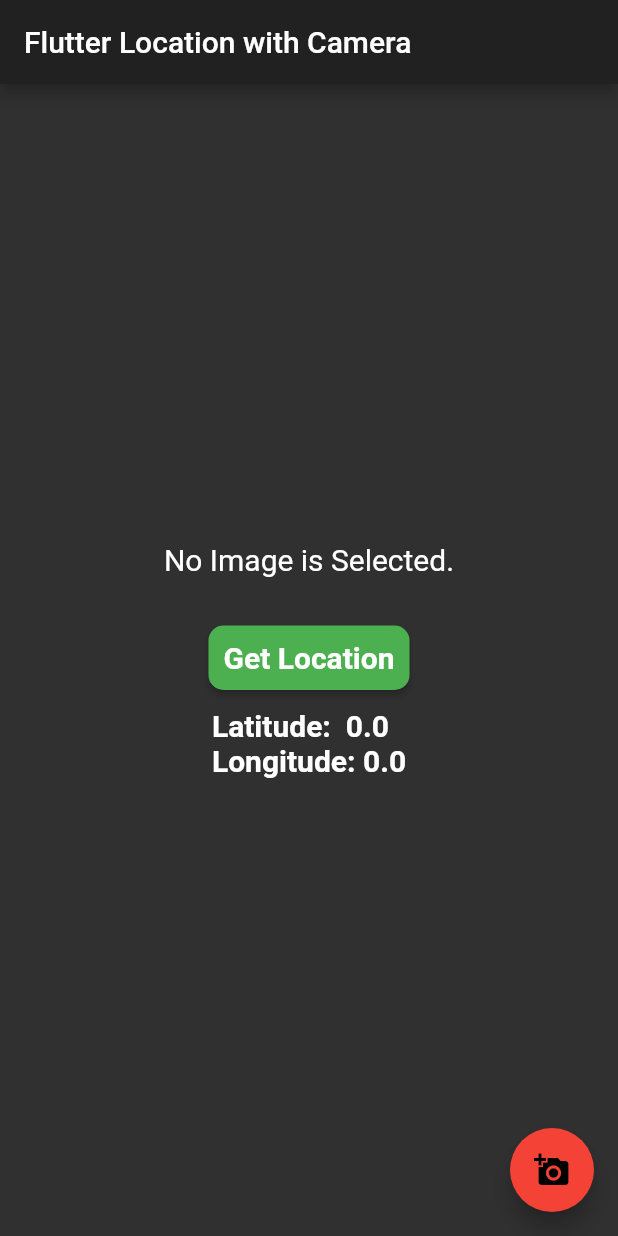
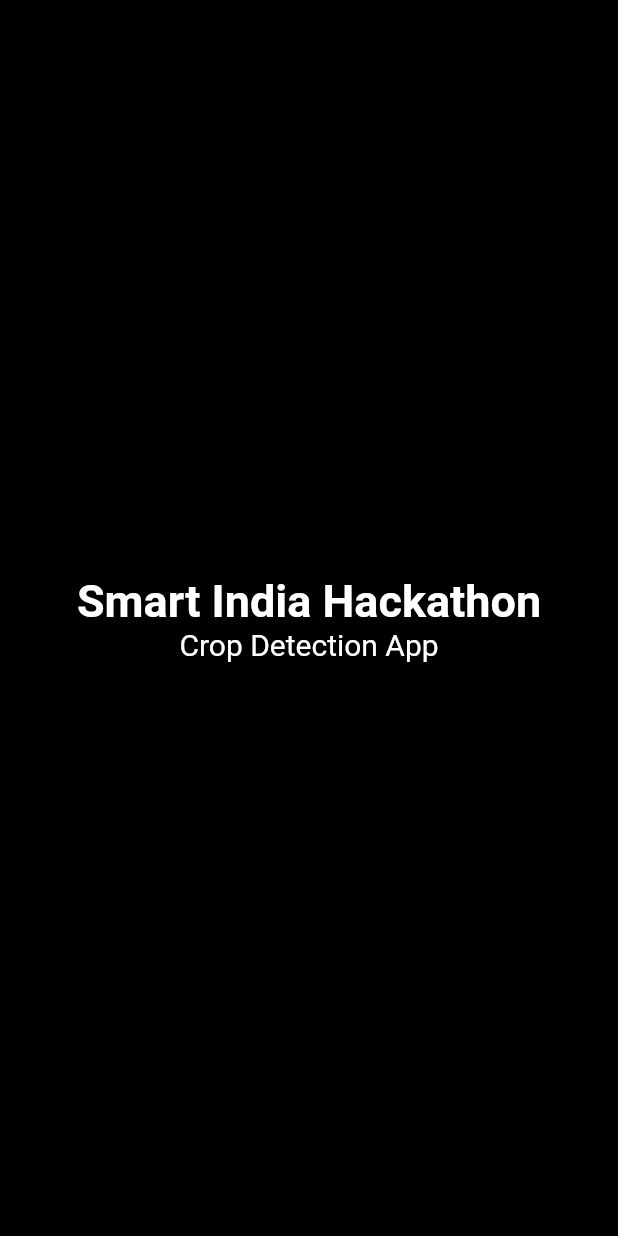
Before and after one commit to sayannath/SIH, a Flutter app: the first screen one second after launch, on a phone screen of 412 x 824 dp. Run offline on Flutter 3.47's test engine with Material 2 defaults, Android fonts, the phone set to English and light mode, and no system bars; our stand-ins replace geolocator, image_picker, sqflite; accounts and stored records are empty.

Commit message:
Splash Screen Added

```diff
--- a/lib/main.dart
+++ b/lib/main.dart
@@ -3,6 +3,7 @@ import 'package:geolocator/geolocator.dart';
 import 'dart:async';
 import 'dart:io';
 import 'package:image_picker/image_picker.dart';
+import 'package:location_camera/splashScreen.dart';
 import 'package:sqflite/sqflite.dart';
 import 'package:path_provider/path_provider.dart';
 
@@ -14,7 +15,7 @@ class MyApp extends StatelessWidget {
     return MaterialApp(
       debugShowCheckedModeBanner: false,
       theme: ThemeData.dark(),
-      home: HomePage(),
+      home: SplashScreen(),
     );
   }
 }
@@ -101,7 +102,7 @@ class _HomePageState extends State<HomePage> {
   Widget build(BuildContext context) {
     return Scaffold(
       appBar: AppBar(
-        title: Text('Flutter Location with Camera'),
+        title: Text('Smart India Hackathon'),
       ),
       body: Container(
         child: Column(
--- /dev/null
+++ b/lib/splashScreen.dart
@@ -0,0 +1,69 @@
+import 'package:flutter/material.dart';
+import 'package:location_camera/main.dart';
+import 'dart:async';
+
+class SplashScreen extends StatefulWidget {
+  @override
+  _SplashScreenState createState() => _SplashScreenState();
+}
+
+class _SplashScreenState extends State<SplashScreen>
+    with SingleTickerProviderStateMixin {
+  AnimationController _iconAnimationController;
+  CurvedAnimation _iconAnimation;
+
+  void handleTimeOut() {
+    Navigator.of(context).pushReplacement(new MaterialPageRoute(
+        builder: (BuildContext context) => new HomePage()));
+  }
+
+  startTimeout() async {
+    var duration = const Duration(seconds: 5);
+    return new Timer(duration, handleTimeOut);
+  }
+
+  @override
+  void initState() {
+    super.initState();
+    _iconAnimationController = AnimationController(
+        vsync: this, duration: new Duration(milliseconds: 2200));
+    _iconAnimation = new CurvedAnimation(
+        parent: _iconAnimationController, curve: Curves.easeIn);
+    _iconAnimation.addListener(() => this.setState(() {}));
+    _iconAnimationController.forward();
+    startTimeout();
+  }
+
+  @override
+  Widget build(BuildContext context) {
+    return Scaffold(
+        body: Center(
+      child: Container(
+        color: Colors.black,
+        child: Center(
+          child: Column(
+            mainAxisAlignment: MainAxisAlignment.center,
+            children: <Widget>[
+              Text(
+                'Smart India Hackathon',
+                style: TextStyle(
+                  color: Colors.white,
+                  fontFamily: "Roboto",
+                  fontWeight: FontWeight.bold,
+                  fontSize: 30,
+                ),
+              ),
+              Text(
+                'Crop Detection App',
+                style: TextStyle(
+                  fontSize: 20,
+                  fontFamily: "Roboto",
+                ),
+              )
+            ],
+          ),
+        ),
+      ),
+    ));
+  }
+}
```
Also changed, not shown: 3 other files.
